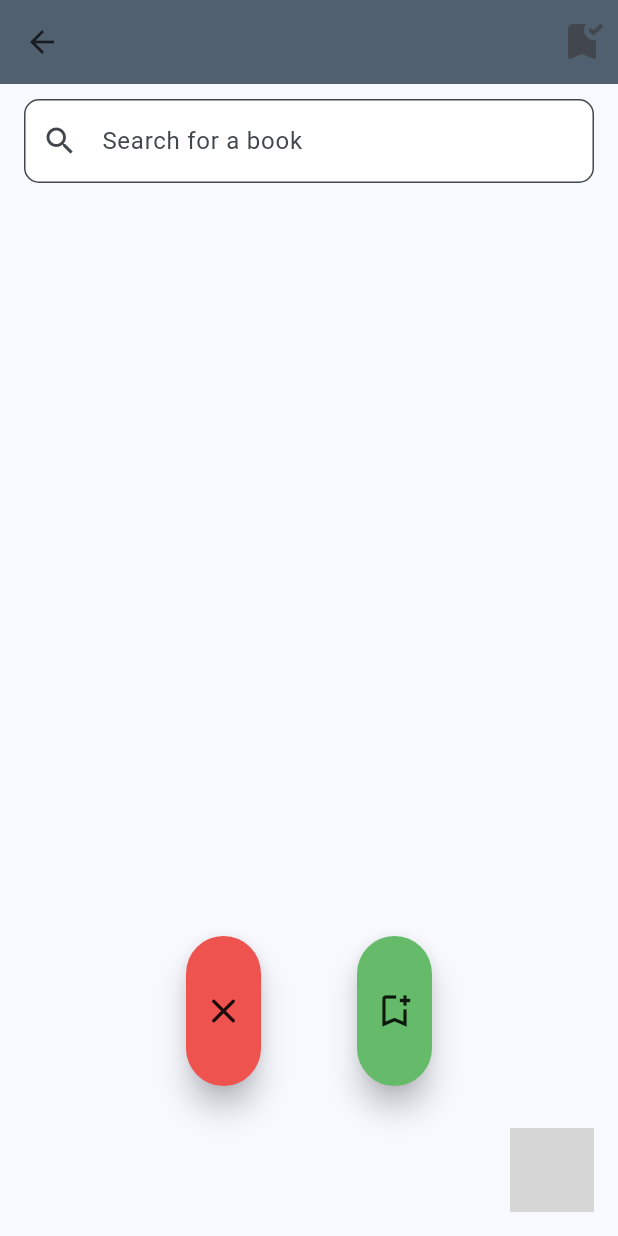
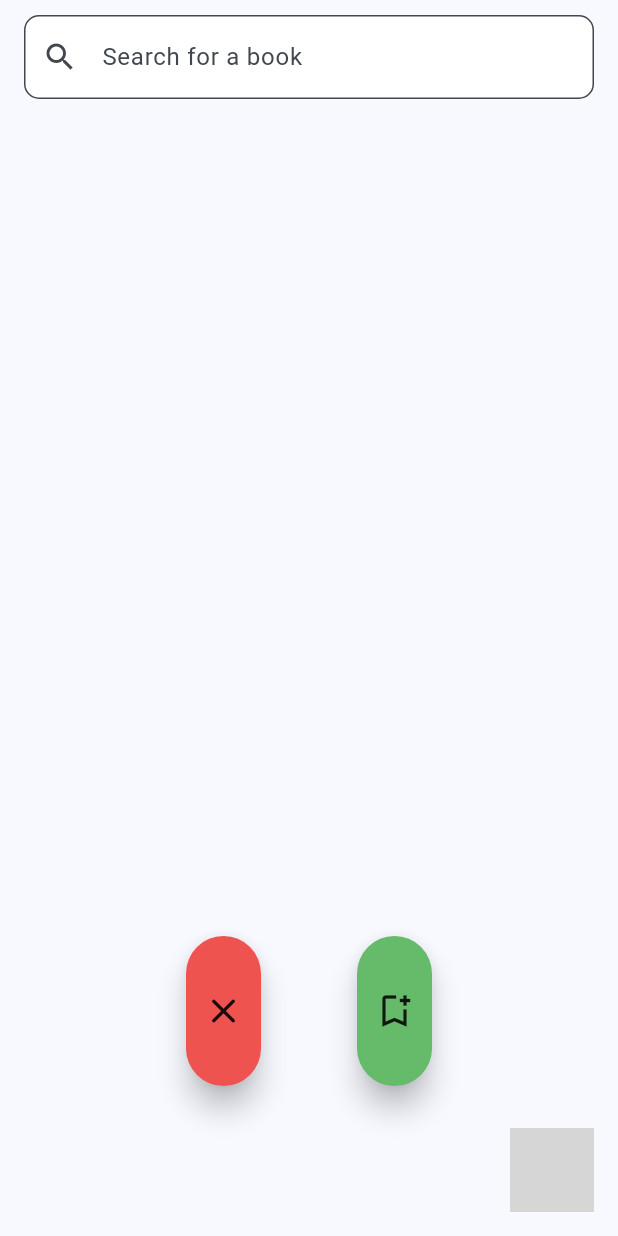
Before and after one commit to ironmax123/books_app, a Flutter app: the HomeScreen screen opened directly, on a phone screen of 412 x 824 dp. Run offline on Flutter 3.47's test engine with Material 3 defaults, Android fonts, the phone set to English and light mode, and no system bars; our stand-ins replace dio, flutter_hooks, freezed_annotation, gap, go_router, hive and 4 more; missing offline and left inert: m3_expressive_flutter, xml2json; accounts and stored records are empty; generated files the repository leaves out were written again; grey boxes are pictures that could not be loaded.

Commit message:
feat: 保存と取得のプロセスを変更

```diff
--- a/lib/router/app_router.dart
+++ b/lib/router/app_router.dart
@@ -1,21 +1,15 @@
-import 'package:book_app/ui/home/home_screen.dart';
-import 'package:book_app/ui/saved/saved_screen.dart';
+import 'package:book_app/ui/main_scaffold.dart';
 import 'package:go_router/go_router.dart';
 
 import '../ui/details/details_screen.dart';
 
 final appRouter = GoRouter(
-  initialLocation: '/home',
+  initialLocation: '/',
   routes: [
     GoRoute(
-      path: '/home',
-      name: 'home',
-      builder: (context, state) => const HomeScreen(),
-    ),
-    GoRoute(
-      path: '/saved',
-      name: 'saved',
-      builder: (context, state) => const SavedScreen(),
+      path: '/',
+      name: 'main',
+      builder: (context, state) => const MainScaffold(),
     ),
     GoRoute(
       path: '/details',
@@ -26,6 +20,7 @@ final appRouter = GoRouter(
           coverUrl: extra?['coverUrl'] as String? ?? '',
           description: extra?['description'] as String? ?? '',
           author: extra?['author'] as String? ?? '',
+          title: extra?['title'] as String? ?? '',
         );
       },
     ),
@@ -34,7 +29,6 @@ final appRouter = GoRouter(
 
 class Routes {
   Routes._();
-  static const home = '/home';
-  static const saved = '/saved';
+  static const main = '/';
   static const details = '/details';
 }
--- a/lib/ui/home/home_screen.dart
+++ b/lib/ui/home/home_screen.dart
@@ -3,11 +3,9 @@ import 'package:book_app/ui/home/components/home_search_bar.dart';
 import 'package:flutter/material.dart';
 import 'package:flutter_hooks/flutter_hooks.dart';
 import 'package:gap/gap.dart';
-import 'package:go_router/go_router.dart';
 import 'package:hooks_riverpod/hooks_riverpod.dart';
 import 'package:m3_expressive_flutter/m3_expressive_flutter.dart';
 
-import '../../router/app_router.dart';
 import 'components/home_button.dart';
 import 'view_model/home_view_model.dart';
 
@@ -27,49 +25,19 @@ class HomeScreen extends HookConsumerWidget {
 
     // Show loading indicator
     if (state.isLoading) {
-      return Scaffold(
-        appBar: AppBar(
-          backgroundColor: cs.secondary,
-          actions: [
-            IconButton(
-              icon: const Icon(Icons.bookmark_outline),
-              tooltip: 'Saved',
-              onPressed: () {},
-            ),
-          ],
-        ),
-        body: const Center(child: CircularProgressIndicator()),
+      return const Scaffold(
+        body: Center(child: CircularProgressIndicator()),
       );
     }
 
     // Show error message
     if (state.error != null) {
       return Scaffold(
-        appBar: AppBar(
-          backgroundColor: cs.secondary,
-          actions: [
-            IconButton(
-              icon: const Icon(Icons.bookmark_outline),
-              tooltip: 'Saved',
-              onPressed: () {},
-            ),
-          ],
-        ),
         body: Center(child: Text('Error: ${state.error}')),
       );
     }
 
     return Scaffold(
-      appBar: AppBar(
-        backgroundColor: cs.secondary,
-        actions: [
-          IconButton(
-            icon: const Icon(Icons.bookmark_added_rounded, size: 32),
-            tooltip: '保存一覧',
-            onPressed: () => context.push(Routes.saved),
-          ),
-        ],
-      ),
       body: Column(
         children: [
           const Gap(10),
```
Also changed, not shown: lib/provider/book/provider.dart (+57 -24 lines), lib/ui/details/components/details_screen_card.dart (+7 -3 lines), lib/ui/details/details_screen.dart (+6 -1 lines), lib/ui/saved/components/saved_screen_tile.dart (+11 -11 lines), lib/ui/saved/saved_screen.dart (+3 -5 lines).
